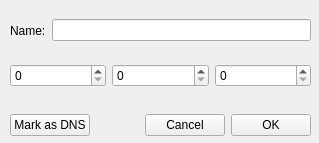
Before: the Qt Designer form RunnerDialog.ui in dalerodgers/AllComers, drawn with Qt 5.
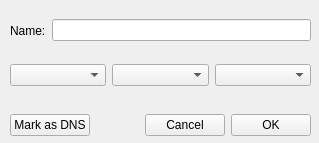
After: the same form once the commit is applied.

```diff
--- a/RunnerDialog.ui
+++ b/RunnerDialog.ui
@@ -56,13 +56,25 @@
    </property>
    <layout class="QHBoxLayout" name="horizontalLayout_2">
     <item>
-     <widget class="QSpinBox" name="spinBox_hours"/>
+     <widget class="QComboBox" name="comboBox_Hours">
+      <property name="focusPolicy">
+       <enum>Qt::NoFocus</enum>
+      </property>
+     </widget>
     </item>
     <item>
-     <widget class="QSpinBox" name="spinBox_mins"/>
+     <widget class="QComboBox" name="comboBox_Mins">
+      <property name="focusPolicy">
+       <enum>Qt::NoFocus</enum>
+      </property>
+     </widget>
     </item>
     <item>
-     <widget class="QSpinBox" name="spinBox_secs"/>
+     <widget class="QComboBox" name="comboBox_Secs">
+      <property name="focusPolicy">
+       <enum>Qt::NoFocus</enum>
+      </property>
+     </widget>
     </item>
    </layout>
   </widget>
```
